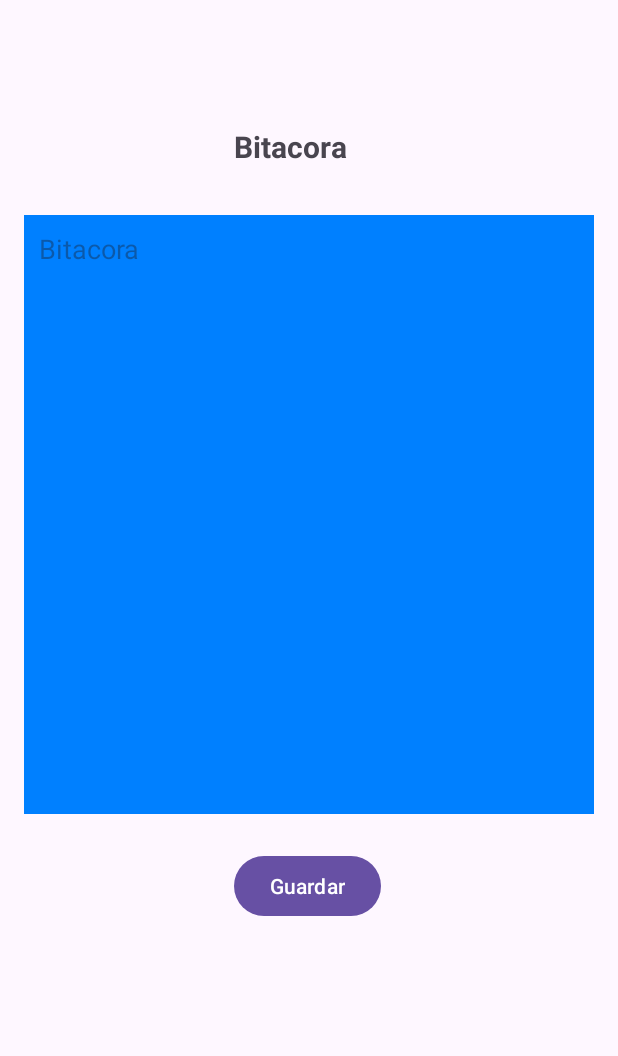
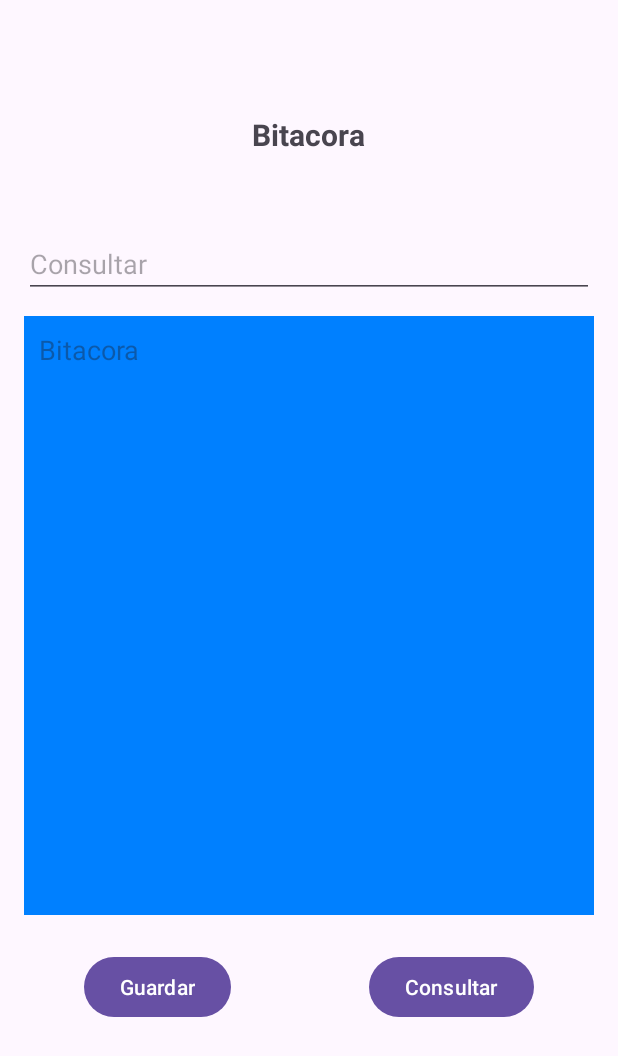
Before and after one commit to jotaalvarezz/androidStudio_apps, an Android app: the screen it shows after launch (MainActivity), on a phone screen of 412 x 824 dp. Shown: the top 1056 px of the screen. Run offline under Robolectric (Android 15) with nearby library versions, the phone set to English and light mode, and no system bars.

Commit message:
sd finish

```diff
--- a/app/src/main/res/layout/activity_main.xml
+++ b/app/src/main/res/layout/activity_main.xml
@@ -12,22 +12,22 @@
         android:layout_width="380dp"
         android:layout_height="399dp"
         android:layout_marginStart="16dp"
-        android:layout_marginTop="32dp"
+        android:layout_marginTop="12dp"
         android:background="#0080FF"
-        android:textColor="#FFFFFF"
         android:ems="10"
         android:gravity="start|top"
         android:hint="@string/text_mul"
         android:padding="10dp"
+        android:textColor="#FFFFFF"
         android:textSize="18dp"
         app:layout_constraintStart_toStartOf="parent"
-        app:layout_constraintTop_toBottomOf="@+id/textView" />
+        app:layout_constraintTop_toBottomOf="@+id/text_search" />
 
     <Button
         android:id="@+id/button"
         android:layout_width="wrap_content"
         android:layout_height="wrap_content"
-        android:layout_marginStart="156dp"
+        android:layout_marginStart="56dp"
         android:layout_marginTop="24dp"
         android:onClick="save"
         android:text="@string/btn_save"
@@ -38,11 +38,34 @@
         android:id="@+id/textView"
         android:layout_width="wrap_content"
         android:layout_height="wrap_content"
-        android:layout_marginStart="156dp"
-        android:layout_marginTop="84dp"
+        android:layout_marginStart="168dp"
+        android:layout_marginTop="76dp"
         android:text="@string/txt_title"
         android:textSize="20dp"
         android:textStyle="bold"
         app:layout_constraintStart_toStartOf="parent"
         app:layout_constraintTop_toTopOf="parent" />
+
+    <Button
+        android:id="@+id/button2"
+        android:layout_width="wrap_content"
+        android:layout_height="wrap_content"
+        android:layout_marginTop="24dp"
+        android:layout_marginEnd="56dp"
+        android:onClick="search"
+        android:text="@string/btn_search"
+        app:layout_constraintEnd_toEndOf="parent"
+        app:layout_constraintTop_toBottomOf="@+id/text_mul" />
+
+    <EditText
+        android:id="@+id/text_search"
+        android:layout_width="380dp"
+        android:layout_height="43dp"
+        android:layout_marginStart="16dp"
+        android:layout_marginTop="52dp"
+        android:ems="10"
+        android:hint="@string/btn_search"
+        android:inputType="text"
+        app:layout_constraintStart_toStartOf="parent"
+        app:layout_constraintTop_toBottomOf="@+id/textView" />
 </androidx.constraintlayout.widget.ConstraintLayout>
--- a/app/src/main/res/values/strings.xml
+++ b/app/src/main/res/values/strings.xml
@@ -2,5 +2,7 @@
     <string name="app_name">My Application</string>
     <string name="text_mul">Bitacora</string>
     <string name="btn_save">Guardar</string>
+    <string name="btn_search">Consultar</string>
     <string name="txt_title">Bitacora</string>
+    <string name="txt_search">nombre</string>
 </resources>
```
Also changed, not shown: app/src/main/java/com/example/myapplication/MainActivity.java (+43 -27 lines).
